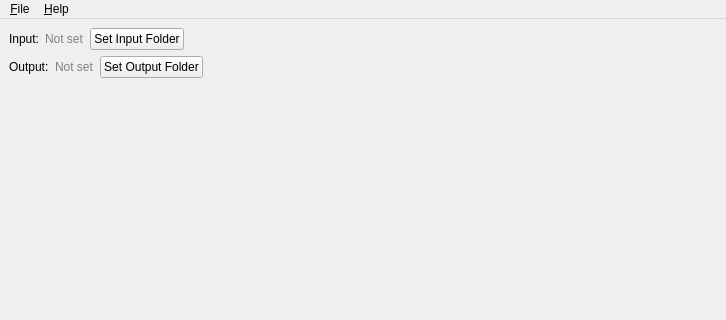
Above: Qt/mainwindow.ui from Glawster/sidecarEditor before the change; both pictures show x 0 to 726 and y 0 to 320 of the 1200 by 800 pixel window. Below: the same form after it.
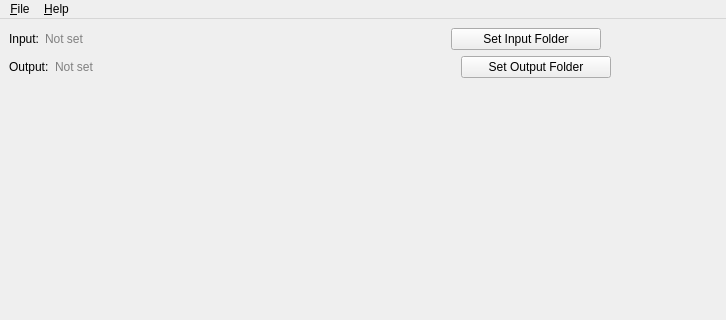
That is the form after the change.

Commit message: Fix Qt property formats in mainwindow.ui (use minimumSize/maximumSize)

Diff of the .ui file:
```diff
--- a/Qt/mainwindow.ui
+++ b/Qt/mainwindow.ui
@@ -34,11 +34,17 @@
           <property name="styleSheet">
            <string>color: gray;</string>
           </property>
-          <property name="minimumWidth">
-           <number>400</number>
+          <property name="minimumSize">
+           <size>
+            <width>400</width>
+            <height>0</height>
+           </size>
           </property>
-          <property name="maximumWidth">
-           <number>400</number>
+          <property name="maximumSize">
+           <size>
+            <width>400</width>
+            <height>16777215</height>
+           </size>
           </property>
          </widget>
         </item>
@@ -47,11 +53,17 @@
           <property name="text">
            <string>Set Input Folder</string>
           </property>
-          <property name="minimumWidth">
-           <number>150</number>
+          <property name="minimumSize">
+           <size>
+            <width>150</width>
+            <height>0</height>
+           </size>
           </property>
-          <property name="maximumWidth">
-           <number>150</number>
+          <property name="maximumSize">
+           <size>
+            <width>150</width>
+            <height>16777215</height>
+           </size>
           </property>
          </widget>
         </item>
@@ -87,11 +99,17 @@
           <property name="styleSheet">
            <string>color: gray;</string>
           </property>
-          <property name="minimumWidth">
-           <number>400</number>
+          <property name="minimumSize">
+           <size>
+            <width>400</width>
+            <height>0</height>
+           </size>
           </property>
-          <property name="maximumWidth">
-           <number>400</number>
+          <property name="maximumSize">
+           <size>
+            <width>400</width>
+            <height>16777215</height>
+           </size>
           </property>
          </widget>
         </item>
@@ -100,11 +118,17 @@
           <property name="text">
            <string>Set Output Folder</string>
           </property>
-          <property name="minimumWidth">
-           <number>150</number>
+          <property name="minimumSize">
+           <size>
+            <width>150</width>
+            <height>0</height>
+           </size>
           </property>
-          <property name="maximumWidth">
-           <number>150</number>
+          <property name="maximumSize">
+           <size>
+            <width>150</width>
+            <height>16777215</height>
+           </size>
           </property>
          </widget>
         </item>
```
